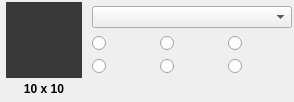
Above: qmleditorwidgets/contextpanewidgetimage.ui from 188080501/QmlDesignerPlus before the change. Below: the same form after it.
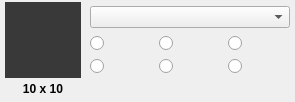
That is the form after the change. Icons and pictures are not drawn. Custom widgets are drawn as their Qt base class.

The edit to the form file:
```diff
--- a/qmleditorwidgets/contextpanewidgetimage.ui
+++ b/qmleditorwidgets/contextpanewidgetimage.ui
@@ -6,7 +6,7 @@
    <rect>
     <x>0</x>
     <y>0</y>
-    <width>294</width>
+    <width>295</width>
     <height>102</height>
    </rect>
   </property>
@@ -162,9 +162,12 @@
      <property name="orientation">
       <enum>Qt::Horizontal</enum>
      </property>
+     <property name="sizeType">
+      <enum>QSizePolicy::Fixed</enum>
+     </property>
      <property name="sizeHint" stdset="0">
       <size>
-       <width>40</width>
+       <width>5</width>
        <height>20</height>
       </size>
      </property>
@@ -297,9 +300,12 @@
      <property name="orientation">
       <enum>Qt::Horizontal</enum>
      </property>
+     <property name="sizeType">
+      <enum>QSizePolicy::Fixed</enum>
+     </property>
      <property name="sizeHint" stdset="0">
       <size>
-       <width>40</width>
+       <width>5</width>
        <height>20</height>
       </size>
      </property>
```
